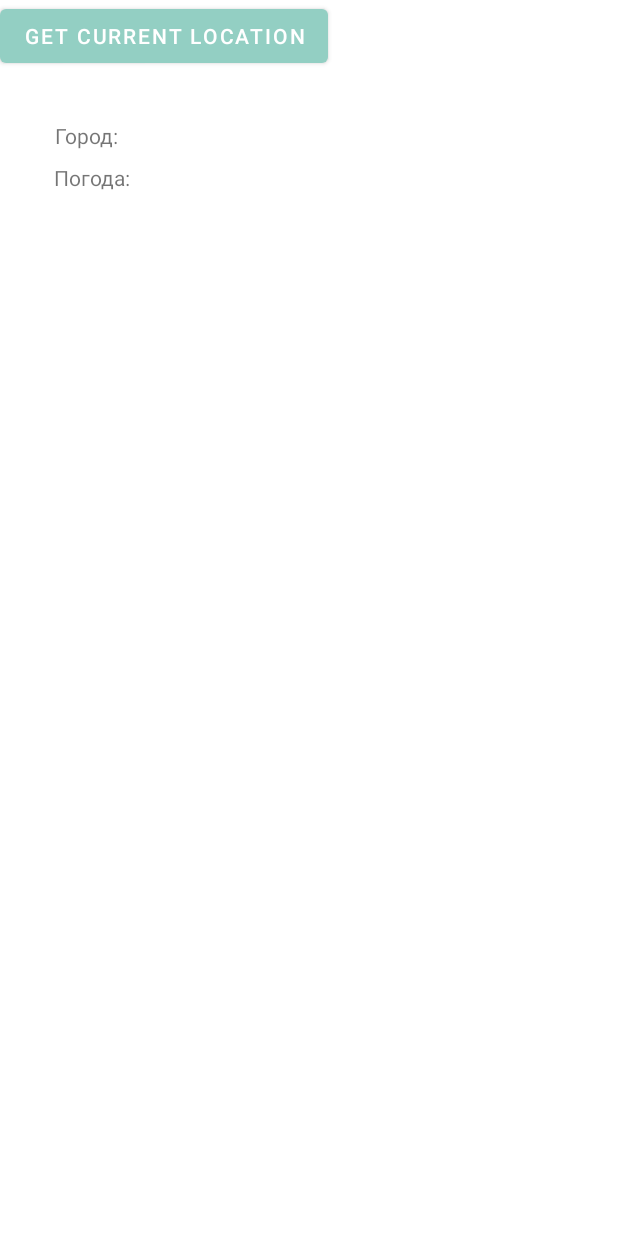
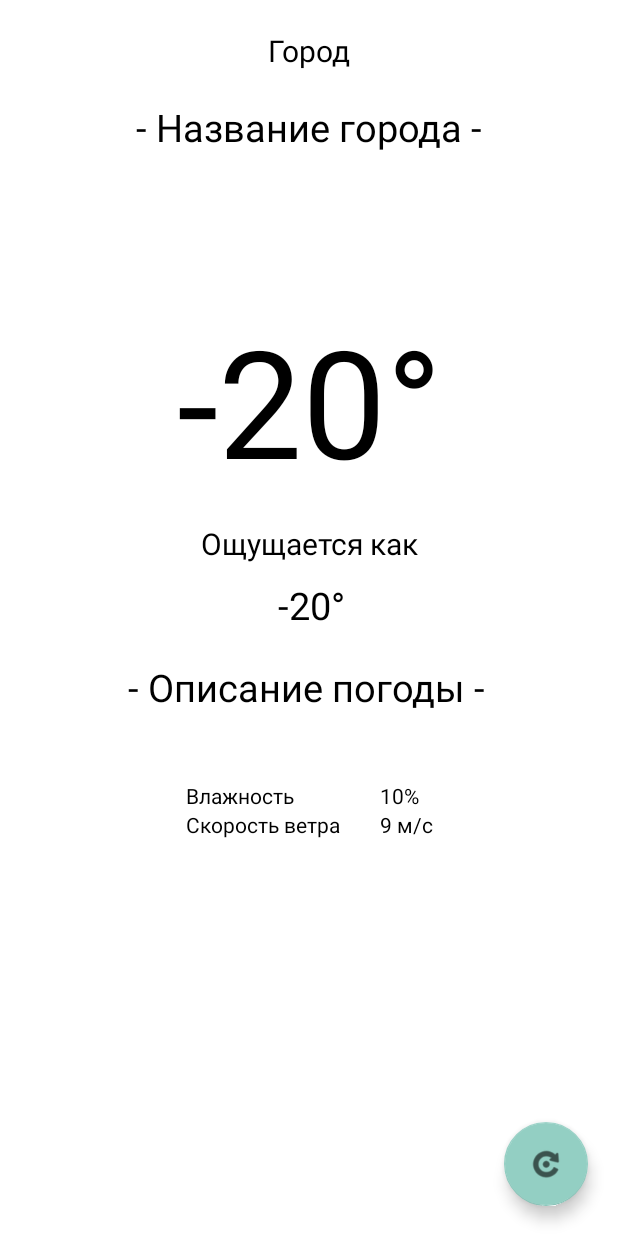
Before and after one commit to vladeamear/android-course, an Android app: the screen it shows after launch (MainActivity), on a phone screen of 412 x 824 dp. Run offline under Robolectric (Android 15) with nearby library versions, the phone set to English and light mode, and no system bars.

Commit message:
miasinv: added basic layout

```diff
--- a/WeatherApp/app/src/main/java/com/example/weatherapp/MainActivity.kt
+++ b/WeatherApp/app/src/main/java/com/example/weatherapp/MainActivity.kt
@@ -5,15 +5,13 @@ import android.content.pm.PackageManager
 import android.location.Geocoder
 import android.os.AsyncTask
 import android.os.Bundle
-import android.widget.Button
 import android.widget.TextView
 import androidx.appcompat.app.AppCompatActivity
 import androidx.core.app.ActivityCompat
 import com.google.android.gms.location.FusedLocationProviderClient
 import com.google.android.gms.location.LocationServices
+import com.google.android.material.floatingactionbutton.FloatingActionButton
 import com.google.gson.Gson
-import com.google.gson.JsonElement
-import org.json.JSONObject
 import java.net.URL
 
 class MainActivity : AppCompatActivity() {
@@ -35,7 +33,7 @@ class MainActivity : AppCompatActivity() {
         setContentView(R.layout.activity_main)
 
         fusedLocationProviderClient = LocationServices.getFusedLocationProviderClient(this)
-        findViewById<Button>(R.id.btn_get_loc).setOnClickListener {
+        findViewById<FloatingActionButton>(R.id.update_info).setOnClickListener {
             fetchLocation()
         }
         fetchLocation()
@@ -58,7 +56,7 @@ class MainActivity : AppCompatActivity() {
                 val city = getCity(it.latitude, it.longitude)
                 LON = it.longitude.toString()
                 LAT = it.latitude.toString()
-                findViewById<TextView>(R.id.city_output).text = "Город: $city"
+                findViewById<TextView>(R.id.city_title).text = city
                 weatherTask().execute()
             }
         }
@@ -77,7 +75,6 @@ class MainActivity : AppCompatActivity() {
             } catch (e: Exception) {
                 response = null
             }
-//            return gson.toJson(response)
             return response.toString()
         }
 
@@ -85,10 +82,18 @@ class MainActivity : AppCompatActivity() {
             super.onPostExecute(result)
             val resObj: OpenWeatherResponse = gson.fromJson(result, OpenWeatherResponse::class.java)
             try {
-                findViewById<TextView>(R.id.current_weather_output).text = resObj.coord.lat.toString()
-//                findViewById<TextView>(R.id.current_weather_output).text = result.toString().trimIndent()
+                findViewById<TextView>(R.id.current_degree).text =
+                    "${Math.round(resObj.main.temp)}°"
+                findViewById<TextView>(R.id.current_feel_degree).text =
+                    "${Math.round(resObj.main.feels_like)}°"
+                findViewById<TextView>(R.id.weather_description).text =
+                    resObj.weather.get(0).description.capitalize()
+                findViewById<TextView>(R.id.humidity).text =
+                    "${resObj.main.humidity}%"
+                findViewById<TextView>(R.id.wind_speed).text =
+                    "${resObj.wind.speed} м/с"
             } catch (e: Exception) {
-                findViewById<TextView>(R.id.current_weather_output).text = "Error"
+                findViewById<TextView>(R.id.current_degree).text = "Error"
             }
         }
     }
--- a/WeatherApp/app/src/main/java/com/example/weatherapp/OpenWeatherResponse.kt
+++ b/WeatherApp/app/src/main/java/com/example/weatherapp/OpenWeatherResponse.kt
@@ -5,7 +5,8 @@ data class OpenWeatherCoords(val lon: Double, val lat: Double)
 data class OpenWeatherWeather(
     val id: Int,
     val main: String,
-    val description: String, val icon: String
+    val description: String,
+    val icon: String
 )
 data class OpenWeatherMain(
     val temp: Double,
--- a/WeatherApp/app/src/main/res/layout/activity_main.xml
+++ b/WeatherApp/app/src/main/res/layout/activity_main.xml
@@ -4,49 +4,146 @@
     xmlns:tools="http://schemas.android.com/tools"
     android:layout_width="match_parent"
     android:layout_height="match_parent"
+    android:textColor="?attr/colorOnPrimary"
     tools:context=".MainActivity">
 
-    <TextView
-        android:id="@+id/city_output"
+
+    <com.google.android.material.floatingactionbutton.FloatingActionButton
+        android:id="@+id/update_info"
         android:layout_width="wrap_content"
         android:layout_height="wrap_content"
-        android:text="Город:"
+        android:layout_marginEnd="20dp"
+        android:layout_marginBottom="20dp"
+        android:clickable="true"
+        app:backgroundTint="?attr/colorPrimary"
         app:layout_constraintBottom_toBottomOf="parent"
         app:layout_constraintEnd_toEndOf="parent"
-        app:layout_constraintHorizontal_bias="0.1"
-        app:layout_constraintStart_toStartOf="parent"
-        app:layout_constraintTop_toTopOf="parent"
-        app:layout_constraintVertical_bias="0.1" />
-
+        app:srcCompat="@android:drawable/ic_menu_rotate"
+        tools:ignore="SpeakableTextPresentCheck" />
 
     <TextView
-        android:id="@+id/current_weather_output"
+        android:id="@+id/layout_static_1"
         android:layout_width="wrap_content"
         android:layout_height="wrap_content"
-        android:text="Погода:"
-        app:layout_constraintBottom_toBottomOf="parent"
+        android:layout_marginTop="20dp"
+        android:text="Город"
+        android:textColor="?attr/colorOnSecondary"
+        android:textSize="20sp"
         app:layout_constraintEnd_toEndOf="parent"
-        app:layout_constraintHorizontal_bias="0.1"
         app:layout_constraintStart_toStartOf="parent"
-        app:layout_constraintTop_toTopOf="parent"
-        app:layout_constraintVertical_bias="0.135" />
+        app:layout_constraintTop_toTopOf="parent" />
 
     <TextView
-        android:id="@+id/text_location"
+        android:id="@+id/city_title"
         android:layout_width="wrap_content"
         android:layout_height="wrap_content"
-        app:layout_constraintBottom_toBottomOf="parent"
+        android:layout_marginTop="20dp"
+        android:text="- Название города -"
+        android:textColor="?attr/colorOnSecondary"
+        android:textSize="25sp"
         app:layout_constraintEnd_toEndOf="parent"
-        app:layout_constraintHorizontal_bias="0.501"
         app:layout_constraintStart_toStartOf="parent"
-        app:layout_constraintTop_toTopOf="parent"
-        app:layout_constraintVertical_bias="0.765" />
+        app:layout_constraintTop_toBottomOf="@+id/layout_static_1" />
 
-    <Button
-        android:id="@+id/btn_get_loc"
+    <TextView
+        android:id="@+id/current_degree"
         android:layout_width="wrap_content"
         android:layout_height="wrap_content"
-        android:text="GET CURRENT LOCATION"
-        tools:ignore="MissingConstraints" />
+        android:layout_marginTop="200dp"
+        android:text="-20°"
+        android:textColor="?attr/colorOnSecondary"
+        android:textSize="100sp"
+        app:layout_constraintEnd_toEndOf="parent"
+        app:layout_constraintStart_toStartOf="parent"
+        app:layout_constraintTop_toTopOf="parent" />
+
+    <TextView
+        android:id="@+id/layout_static_2"
+        android:layout_width="wrap_content"
+        android:layout_height="wrap_content"
+        android:layout_marginTop="15dp"
+        android:text="Ощущается как"
+        android:textColor="?attr/colorOnSecondary"
+        android:textSize="20sp"
+        app:layout_constraintEnd_toEndOf="parent"
+        app:layout_constraintStart_toStartOf="parent"
+        app:layout_constraintTop_toBottomOf="@+id/current_degree" />
+
+    <TextView
+        android:id="@+id/current_feel_degree"
+        android:layout_width="wrap_content"
+        android:layout_height="wrap_content"
+        android:layout_marginTop="10dp"
+        android:text="-20°"
+        android:textColor="?attr/colorOnSecondary"
+        android:textSize="25sp"
+        app:layout_constraintEnd_toEndOf="parent"
+        app:layout_constraintHorizontal_bias="0.504"
+        app:layout_constraintStart_toStartOf="parent"
+        app:layout_constraintTop_toBottomOf="@+id/layout_static_2" />
+
+    <TextView
+        android:id="@+id/weather_description"
+        android:layout_width="wrap_content"
+        android:layout_height="wrap_content"
+        android:layout_marginStart="175dp"
+        android:layout_marginTop="20dp"
+        android:layout_marginEnd="178dp"
+        android:text="- Описание погоды -"
+        android:textColor="?attr/colorOnSecondary"
+        android:textSize="25sp"
+        app:layout_constraintEnd_toEndOf="parent"
+        app:layout_constraintStart_toStartOf="parent"
+        app:layout_constraintTop_toBottomOf="@+id/current_feel_degree" />
+
+    <TableLayout
+        android:layout_width="wrap_content"
+        android:layout_height="wrap_content"
+        android:layout_marginStart="40dp"
+        android:layout_marginTop="100dp"
+        android:layout_marginEnd="40dp"
+        app:layout_constraintEnd_toEndOf="parent"
+        app:layout_constraintStart_toStartOf="parent"
+        app:layout_constraintTop_toBottomOf="@+id/current_feel_degree">
+
+        <TableRow
+            android:layout_width="match_parent"
+            android:layout_height="match_parent">
+
+            <TextView
+                android:id="@+id/textView4"
+                android:layout_width="wrap_content"
+                android:layout_height="wrap_content"
+                android:text="Влажность         "
+                android:textColor="?attr/colorOnSecondary" />
+
+            <TextView
+                android:id="@+id/humidity"
+                android:layout_width="wrap_content"
+                android:layout_height="wrap_content"
+                android:text="10%"
+                android:textColor="?attr/colorOnSecondary" />
+        </TableRow>
+
+        <TableRow
+            android:layout_width="match_parent"
+            android:layout_height="match_parent">
+
+            <TextView
+                android:id="@+id/textView5"
+                android:layout_width="wrap_content"
+                android:layout_height="wrap_content"
+                android:text="Скорость ветра        "
+                android:textColor="?attr/colorOnSecondary" />
+
+            <TextView
+                android:id="@+id/wind_speed"
+                android:layout_width="wrap_content"
+                android:layout_height="wrap_content"
+                android:text="9 м/c"
+                android:textColor="?attr/colorOnSecondary" />
+        </TableRow>
+
+    </TableLayout>
 
 </androidx.constraintlayout.widget.ConstraintLayout>
```
